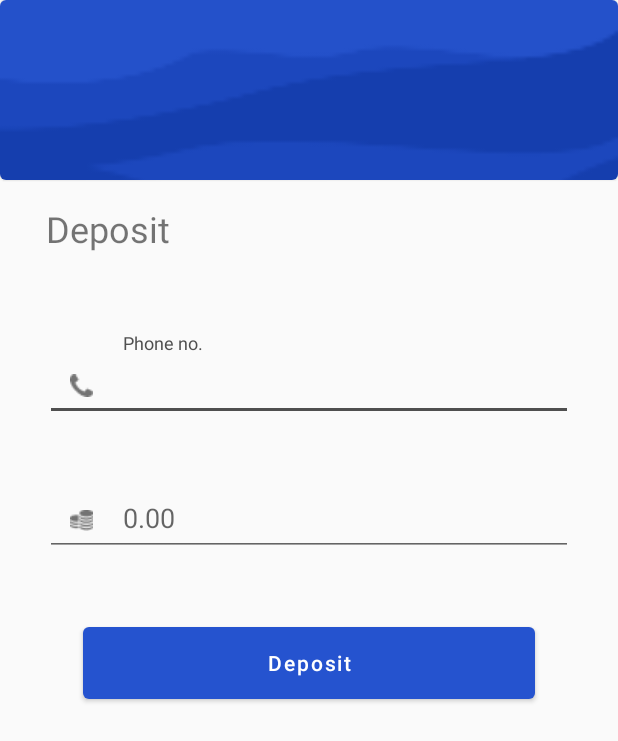
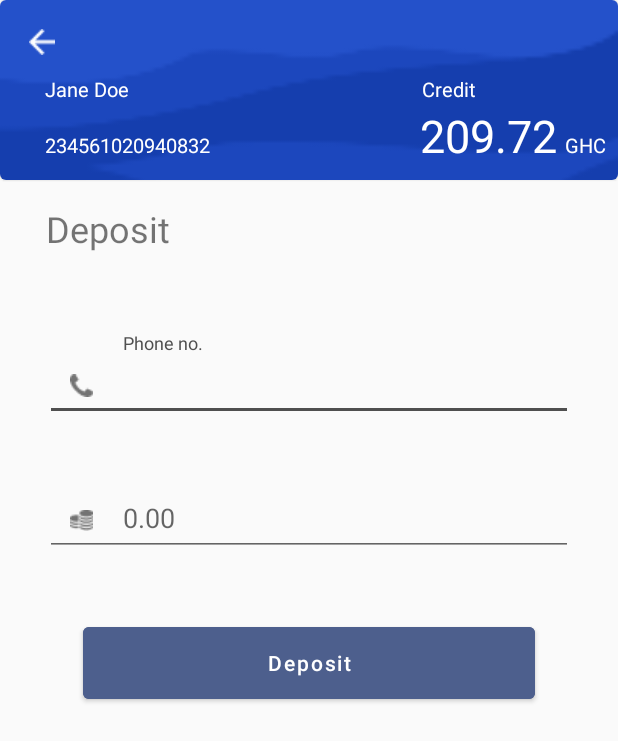
Before and after one commit to sobuur0/Super-Agent, an Android app: the Deposit screen opened directly, with no data from a screen before it, on a phone screen of 412 x 824 dp. Shown: the top 741 px of the screen. Run offline under Robolectric (Android 15) with nearby library versions, the phone set to English and light mode, and no system bars.

Commit message:
finished deposit screens

```diff
--- a/app/src/main/AndroidManifest.xml
+++ b/app/src/main/AndroidManifest.xml
@@ -9,7 +9,8 @@
         android:roundIcon="@mipmap/ic_launcher_round"
         android:supportsRtl="true"
         android:theme="@style/AppTheme">
-        <activity android:name=".deposits.Deposit"></activity>
+        <activity android:name=".deposits.Deposit"
+            android:parentActivityName=".home.homeScreen"/>
         <activity android:name=".home.homeScreen" />
         <activity android:name=".loginSignUp.SetPin" />
         <activity android:name=".loginSignUp.LoginActivity" />
--- a/app/src/main/java/com/example/superagent/deposits/Deposit.java
+++ b/app/src/main/java/com/example/superagent/deposits/Deposit.java
@@ -1,19 +1,36 @@
 package com.example.superagent.deposits;
 
+import androidx.annotation.RequiresApi;
 import androidx.appcompat.app.AppCompatActivity;
+import androidx.core.content.ContextCompat;
 
+import android.graphics.drawable.Drawable;
+import android.os.Build;
 import android.os.Bundle;
 
+import com.example.superagent.R;
 import com.example.superagent.databinding.ActivityDepositBinding;
+
+import java.util.Objects;
 
 public class Deposit extends AppCompatActivity {
 
     private ActivityDepositBinding binding;
 
+    @RequiresApi(api = Build.VERSION_CODES.KITKAT)
     @Override
     protected void onCreate(Bundle savedInstanceState) {
         super.onCreate(savedInstanceState);
         binding = ActivityDepositBinding.inflate(getLayoutInflater());
         setContentView(binding.getRoot());
+
+        Drawable backArrow = ContextCompat.getDrawable(this, R.drawable.arrowback);
+
+        setSupportActionBar(binding.toolbar);
+        Objects.requireNonNull(getSupportActionBar()).setHomeButtonEnabled(true);
+        getSupportActionBar().setDisplayHomeAsUpEnabled(true);
+        getSupportActionBar().setHomeAsUpIndicator(backArrow);
+        getSupportActionBar().setTitle("");
+        binding.appBarLayout.bringToFront();
     }
 }
--- a/app/src/main/res/layout/activity_deposit.xml
+++ b/app/src/main/res/layout/activity_deposit.xml
@@ -49,6 +49,66 @@
                     android:layout_height="match_parent"
                     android:src="@drawable/card_bckg"
                     android:scaleType="centerCrop"/>
+
+                <LinearLayout
+                    android:layout_width="match_parent"
+                    android:layout_height="wrap_content"
+                    android:orientation="horizontal">
+
+                    <com.google.android.material.textview.MaterialTextView
+                        android:layout_width="wrap_content"
+                        android:layout_height="wrap_content"
+                        android:text="Jane Doe"
+                        android:textColor="@android:color/white"
+                        android:layout_marginTop="50dp"
+                        android:layout_marginLeft="30dp"
+                        android:textSize="13sp"/>
+
+                    <com.google.android.material.textview.MaterialTextView
+                        android:layout_width="wrap_content"
+                        android:layout_height="wrap_content"
+                        android:text="Credit"
+                        android:textSize="13sp"
+                        android:textColor="@android:color/white"
+                        android:layout_marginTop="50dp"
+                        android:layout_marginLeft="195dp" />
+
+                </LinearLayout>
+
+                <LinearLayout
+                    android:layout_width="match_parent"
+                    android:layout_height="wrap_content"
+                    android:orientation="horizontal"
+                    android:layout_marginTop="70dp">
+
+                    <com.google.android.material.textview.MaterialTextView
+                        android:layout_width="wrap_content"
+                        android:layout_height="wrap_content"
+                        android:text="234561020940832"
+                        android:textColor="@android:color/white"
+                        android:textSize="13sp"
+                        android:layout_marginLeft="30dp"
+                        android:layout_marginTop="0dp"/>
+
+                    <com.google.android.material.textview.MaterialTextView
+                        android:layout_width="wrap_content"
+                        android:layout_height="wrap_content"
+                        android:text="209.72"
+                        android:textSize="30dp"
+                        android:layout_marginTop="0dp"
+                        android:layout_marginLeft="140dp"
+                        android:textColor="@android:color/white"/>
+
+                    <com.google.android.material.textview.MaterialTextView
+                        android:layout_width="wrap_content"
+                        android:layout_height="wrap_content"
+                        android:text="GHC"
+                        android:textColor="@android:color/white"
+                        android:textSize="13sp"
+                        android:layout_marginTop="0dp"
+                        android:layout_marginLeft="5dp"/>
+
+                </LinearLayout>
 
             </com.google.android.material.card.MaterialCardView>
 
@@ -122,7 +182,8 @@
                 app:layout_constraintStart_toStartOf="parent"
                 app:layout_constraintEnd_toEndOf="parent"
                 android:layout_marginTop="40dp"
-                app:cornerRadius="4dp" />
+                app:cornerRadius="4dp"
+                android:backgroundTint="@color/colorDeposit"/>
 
         </androidx.constraintlayout.widget.ConstraintLayout>
     </ScrollView>
--- a/app/src/main/res/values/colors.xml
+++ b/app/src/main/res/values/colors.xml
@@ -3,4 +3,5 @@
     <color name="colorPrimary">#2553CF</color>
     <color name="colorPrimaryDark">#3700B3</color>
     <color name="colorAccent">#4F4F4F</color>
+    <color name="colorDeposit">#4D5F8D</color>
 </resources>
```
Also changed, not shown: app/src/main/res/drawable/arrowback.png (added).
